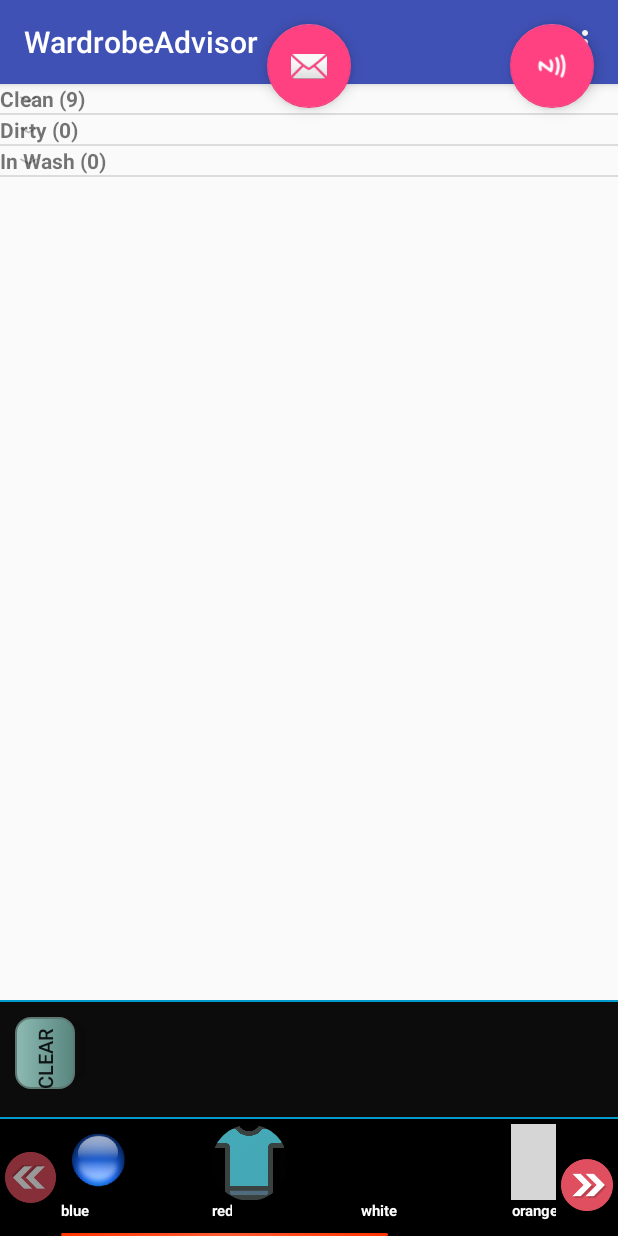
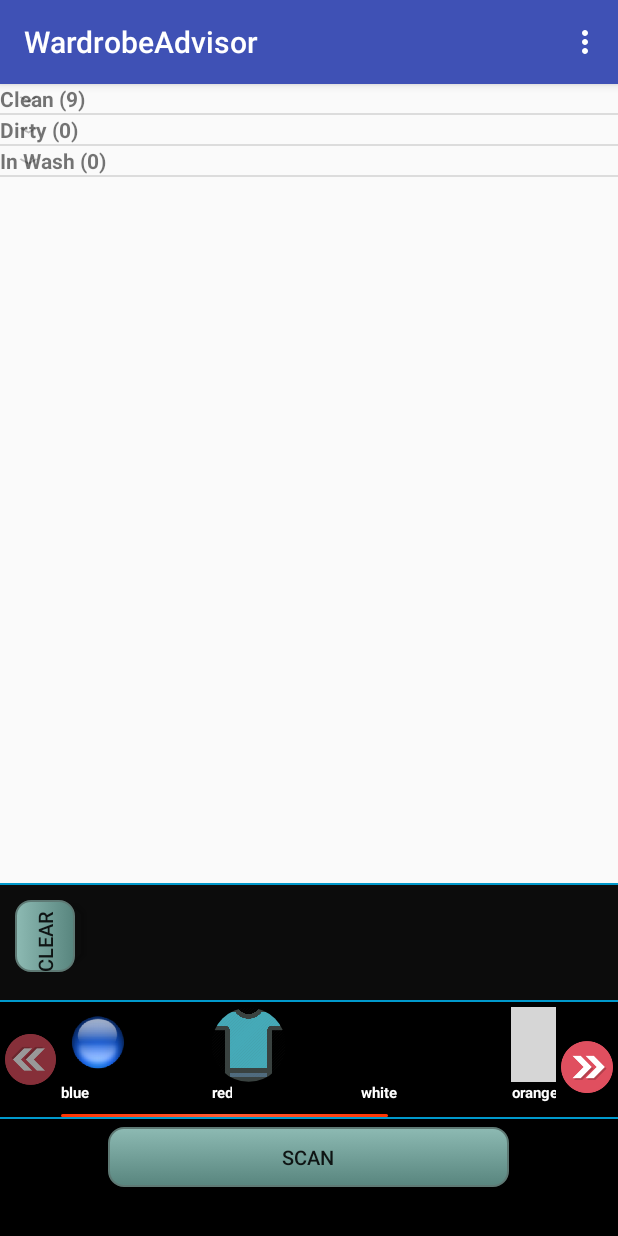
Before and after one commit to mxumichael/WardrobeAdvisor, an Android app: the screen it shows after launch (Home), on a phone screen of 412 x 824 dp. Run offline under Robolectric (Android 15) with nearby library versions, the phone set to English and light mode, and no system bars; grey boxes are pictures that could not be loaded.

Commit message:
scan button changes

```diff
--- a/app/src/main/java/com/example/anandchandrasekar/wardrobeadvisor/Home.java
+++ b/app/src/main/java/com/example/anandchandrasekar/wardrobeadvisor/Home.java
@@ -2,14 +2,13 @@ package com.example.anandchandrasekar.wardrobeadvisor;
 
 import android.content.Intent;
 import android.os.Bundle;
-import android.support.design.widget.FloatingActionButton;
-import android.support.design.widget.Snackbar;
 import android.support.v7.app.AppCompatActivity;
 import android.support.v7.widget.Toolbar;
 import android.util.Log;
 import android.view.Menu;
 import android.view.MenuItem;
 import android.view.View;
+import android.widget.Button;
 import android.widget.ExpandableListView;
 
 import java.util.ArrayList;
@@ -43,23 +42,11 @@ public class Home extends AppCompatActivity implements FilterKindFragment.Filter
         allFiltersFragment = (AllFiltersFragment) getSupportFragmentManager().findFragmentById(R.id.allFiltersFragment);
         currentlySelectedFilters = new ArrayList<ItemFilter>();
 
-        FloatingActionButton fab = (FloatingActionButton) findViewById(R.id.fab);
-        fab.setOnClickListener(new View.OnClickListener() {
+        Button scanButton = (Button) findViewById(R.id.scanItemButton);
+        scanButton.setOnClickListener(new View.OnClickListener() {
             @Override
             public void onClick(View view) {
                 Intent i = new Intent(getApplicationContext(), Scan.class);
-                startActivity(i);
-            }
-        });
-
-        FloatingActionButton viewtest = (FloatingActionButton) findViewById(R.id.viewtest);
-        viewtest.setOnClickListener(new View.OnClickListener() {
-            @Override
-            public void onClick(View view) {
-                Snackbar.make(view, "Replace with your own action", Snackbar.LENGTH_LONG)
-                        .setAction("Action", null).show();
-                Intent i = new Intent(getApplicationContext(), ViewItemActivity.class);
-                i.putExtra("item_id", 1);
                 startActivity(i);
             }
         });
--- a/app/src/main/res/layout/activity_home.xml
+++ b/app/src/main/res/layout/activity_home.xml
@@ -19,7 +19,9 @@
 
         </android.support.design.widget.AppBarLayout>
 
-        <LinearLayout xmlns:android="http://schemas.android.com/apk/res/android"
+        <LinearLayout  xmlns:android="http://schemas.android.com/apk/res/android"
+            android:layout_width="match_parent"
+            android:layout_height="wrap_content" />="http://schemas.android.com/apk/res/android"
             android:layout_width="fill_parent"
             android:layout_height="fill_parent"
             android:id="@+id/layoutContainer"
@@ -36,7 +38,7 @@
                 xmlns:app="http://schemas.android.com/apk/res-auto"
                 android:layout_width="fill_parent"
                 android:layout_height="0dip"
-                android:layout_weight="0.796">
+                android:layout_weight="0.694">
 
                 <include layout="@layout/cloths_view" />
             </RelativeLayout>
@@ -93,20 +95,61 @@
                     android:name="com.example.anandchandrasekar.wardrobeadvisor.AllFiltersFragment"
                     tools:layout="@layout/fragment_all_filters" />
             </RelativeLayout>
+
+            <RelativeLayout xmlns:android="http://schemas.android.com/apk/res/android"
+                xmlns:tools="http://schemas.android.com/tools"
+                xmlns:app="http://schemas.android.com/apk/res-auto"
+                android:layout_width="fill_parent"
+                android:layout_height="0dip"
+                android:layout_weight="0.002">
+                <View
+                    android:layout_width="match_parent"
+                    android:layout_height="match_parent"
+                    android:background="@android:color/holo_blue_dark"/>
+            </RelativeLayout>
+
+            <RelativeLayout xmlns:android="http://schemas.android.com/apk/res/android"
+                xmlns:tools="http://schemas.android.com/tools"
+                xmlns:app="http://schemas.android.com/apk/res-auto"
+                android:layout_width="fill_parent"
+                android:layout_height="0dip"
+                android:layout_weight="0.1"
+                android:background="#000000">
+                <LinearLayout xmlns:android="http://schemas.android.com/apk/res/android"
+                    android:layout_width="fill_parent"
+                    android:layout_height="fill_parent"
+                    android:orientation="horizontal">
+                    <RelativeLayout xmlns:android="http://schemas.android.com/apk/res/android"
+                        xmlns:tools="http://schemas.android.com/tools"
+                        xmlns:app="http://schemas.android.com/apk/res-auto"
+                        android:layout_width="0dip"
+                        android:layout_height="fill_parent"
+                        android:layout_weight="0.2">
+                    </RelativeLayout>
+                    <RelativeLayout xmlns:android="http://schemas.android.com/apk/res/android"
+                        xmlns:tools="http://schemas.android.com/tools"
+                        xmlns:app="http://schemas.android.com/apk/res-auto"
+                        android:layout_width="0dip"
+                        android:layout_height="fill_parent"
+                        android:layout_weight="0.8"
+                        android:layout_margin="5dp">
+                        <Button
+                            android:id="@+id/scanItemButton"
+                            android:layout_width="match_parent"
+                            android:layout_height="40dp"
+                            android:textSize="13sp"
+                            android:background="@drawable/clearfiltersbutton"
+                            android:text="Scan">
+                        </Button>
+                    </RelativeLayout>
+                    <RelativeLayout xmlns:android="http://schemas.android.com/apk/res/android"
+                        xmlns:tools="http://schemas.android.com/tools"
+                        xmlns:app="http://schemas.android.com/apk/res-auto"
+                        android:layout_width="0dip"
+                        android:layout_height="fill_parent"
+                        android:layout_weight="0.2">
+                    </RelativeLayout>
+                </LinearLayout>
+            </RelativeLayout>
         </LinearLayout>
-
-
-    </LinearLayout>
-
-    <android.support.design.widget.FloatingActionButton android:id="@+id/fab"
-        android:layout_width="wrap_content" android:layout_height="wrap_content"
-        android:layout_gravity="top|end" android:layout_margin="@dimen/fab_margin"
-        android:src="@drawable/nfc_logo_36" />
-
-
-    <android.support.design.widget.FloatingActionButton android:id="@+id/viewtest"
-        android:layout_width="wrap_content" android:layout_height="wrap_content"
-        android:layout_gravity="top|center" android:layout_margin="@dimen/fab_margin"
-        android:src="@android:drawable/ic_dialog_email" />
-
-</android.support.design.widget.CoordinatorLayout>
+    </android.support.design.widget.CoordinatorLayout>
```
